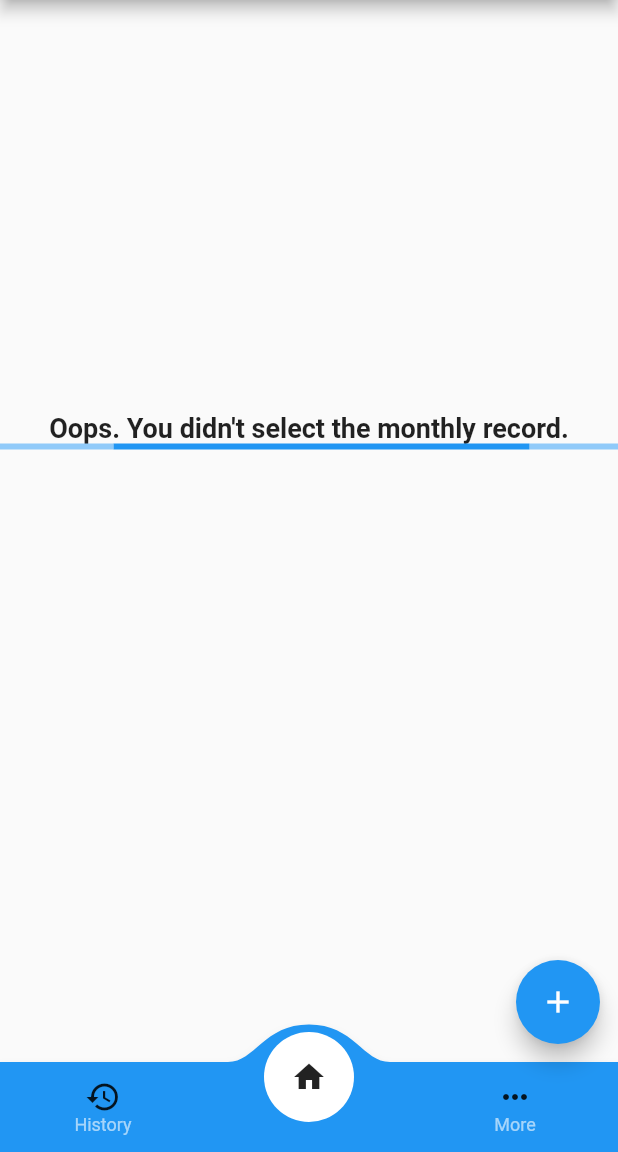
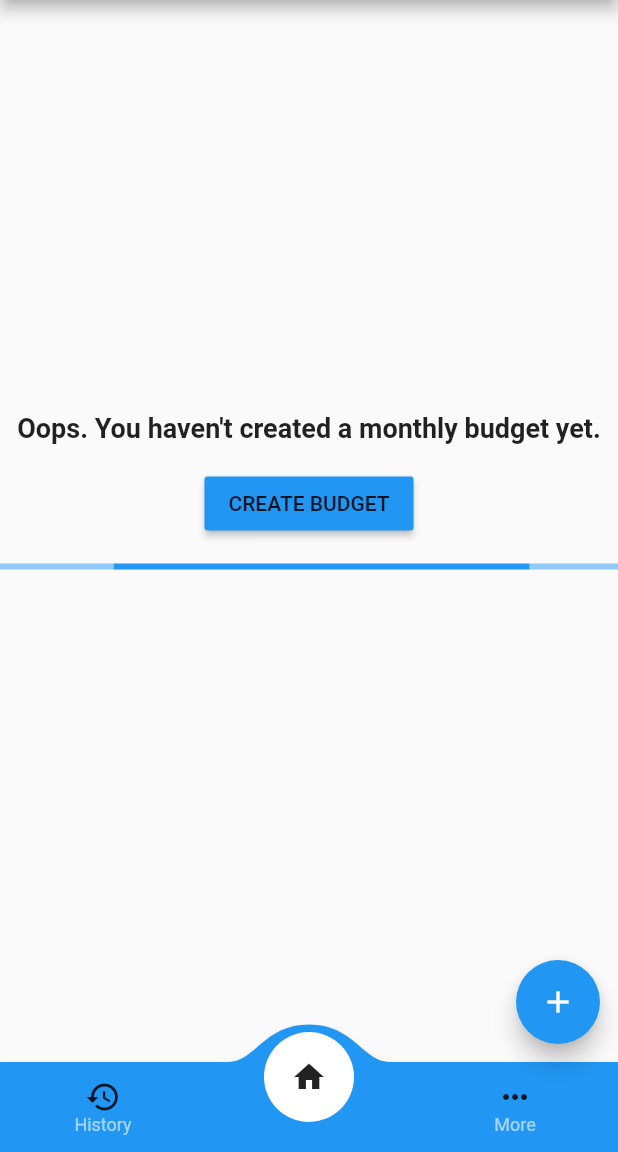
Before and after one commit to sathishnune/home-budget-planner, a Flutter app: the screen it shows after launch, on a phone screen of 412 x 824 dp, the part 84-1236 px from its top. Run offline on Flutter 3.47's test engine with Material 2 defaults, Android fonts, the light colour scheme and no system bars; drawn by our look-alikes of convex_bottom_bar; our stand-ins replace charts_flutter, flutter_redux, material_design_icons_flutter, month_picker_dialog, redux, redux_thunk and 1 more; accounts and stored records are empty.

Commit message:
Adding status to reccord
1. Added status to record
2. Clean code
3. Optimized records at month view-Technical improvement.

```diff
--- a/lib/home/model/home_budget_overview.dart
+++ b/lib/home/model/home_budget_overview.dart
@@ -1,14 +1,22 @@
+import 'package:home_budget_app/home/ui/budget_details.dart';
+
 class HomeBudgetOverview {
-  HomeBudgetOverview({this.id, this.month, this.year, this.displayName});
+  HomeBudgetOverview(
+      {this.id,
+      this.month,
+      this.year,
+      this.displayName,
+      this.listOfMonthRecords});
 
   String id;
   int month;
   int year;
   String displayName;
   bool markAsDelete = false;
+  List<BudgetDetails> listOfMonthRecords;
 
   Map<String, dynamic> toMap() {
-    return {
+    return <String, dynamic>{
       'id': id,
       'month': month,
       'year': year,
@@ -18,6 +26,6 @@ class HomeBudgetOverview {
 
   @override
   String toString() {
-    return 'HomeBudgetOverview{id: $id, month: $month, year: $year, displayName: $displayName, markAsDelete: $markAsDelete}';
+    return 'HomeBudgetOverview{id: $id, month: $month, year: $year, displayName: $displayName, markAsDelete: $markAsDelete, listOfMonthRecords: $listOfMonthRecords}';
   }
 }
--- a/lib/home/redux/budget_app_state.dart
+++ b/lib/home/redux/budget_app_state.dart
@@ -1,6 +1,5 @@
 import 'package:flutter/material.dart';
 import 'package:home_budget_app/home/model/home_budget_overview.dart';
-import 'package:home_budget_app/home/ui/budget_details.dart';
 import 'package:home_budget_app/home/ui/home_budget_metrics.dart';
 
 /// State has to be immutable for redux to detect the changes.
@@ -12,14 +11,12 @@ class BudgetAppState {
       this.budgetMetrics,
       this.isLoading,
       this.isCreateNewBudgetValid,
-      this.listOfMonthRecords,
       this.selectedMonthRecord});
 
   final List<HomeBudgetOverview> monthRecords;
   final HomeBudgetMetrics budgetMetrics;
   final bool isLoading;
   final bool isCreateNewBudgetValid;
-  final List<BudgetDetails> listOfMonthRecords;
   final HomeBudgetOverview selectedMonthRecord;
 
   BudgetAppState clone(
@@ -27,7 +24,6 @@ class BudgetAppState {
       final HomeBudgetMetrics budgetMetrics,
       final bool isLoading,
       final bool isCreateNewBudgetValid,
-      final List<BudgetDetails> listOfMonthRecords,
       final HomeBudgetOverview selectedMonthRecord}) {
     return BudgetAppState(
         monthRecords: monthRecords ?? this.monthRecords,
@@ -35,7 +31,6 @@ class BudgetAppState {
         isLoading: isLoading ?? this.isLoading,
         isCreateNewBudgetValid:
             isCreateNewBudgetValid ?? this.isCreateNewBudgetValid,
-        listOfMonthRecords: listOfMonthRecords ?? this.listOfMonthRecords,
         selectedMonthRecord: selectedMonthRecord == null
             ? this.selectedMonthRecord
             : selectedMonthRecord.markAsDelete
--- a/lib/home/ui/add_new_item.dart
+++ b/lib/home/ui/add_new_item.dart
@@ -93,7 +93,7 @@ class AddRecordFormState extends State<AddRecordForm> {
               child: Row(
                   mainAxisAlignment: MainAxisAlignment.start,
                   children: <Widget>[
-                    Radio(
+                    Radio<String>(
                       value: 'Credit',
                       groupValue: _transactionType,
                       onChanged: (String value) => {
@@ -106,7 +106,7 @@ class AddRecordFormState extends State<AddRecordForm> {
                       'Credit',
                       style: TextStyle(fontSize: 18.0),
                     ),
-                    Radio(
+                    Radio<String>(
                         value: 'Debit',
                         groupValue: _transactionType,
                         onChanged: (String value) => {
@@ -164,6 +164,7 @@ class AddRecordFormState extends State<AddRecordForm> {
         amount: int.parse(_amountTextController.text),
         title: _titleTextController.text.trim(),
         type: _transactionType,
+        isCompleted: false,
         id: uuid.v4());
 
     _state.dispatch(addNewRecordWithThunk(_details));
--- a/lib/home/ui/budget_details.dart
+++ b/lib/home/ui/budget_details.dart
@@ -1,14 +1,21 @@
 class BudgetDetails {
-  BudgetDetails({this.id, this.title, this.amount, this.status, this.type});
+  BudgetDetails(
+      {this.id,
+      this.title,
+      this.amount,
+      this.status,
+      this.type,
+      this.isCompleted});
 
   String id;
   String title;
   int amount;
   String status;
   String type;
+  bool isCompleted = false;
 
   @override
   String toString() {
-    return 'BudgetDetails{title: $title, amount: $amount, status: $status, type: $type}';
+    return 'BudgetDetails{id: $id, title: $title, amount: $amount, status: $status, type: $type, isCompleted: $isCompleted}';
   }
 }
--- a/lib/home/ui/my_home_budget_app.dart
+++ b/lib/home/ui/my_home_budget_app.dart
@@ -1,13 +1,16 @@
 import 'package:convex_bottom_bar/convex_bottom_bar.dart';
 import 'package:flutter/material.dart';
 import 'package:flutter_redux/flutter_redux.dart';
+import 'package:home_budget_app/home/redux/actions.dart';
 import 'package:home_budget_app/home/redux/budget_app_state.dart';
 import 'package:home_budget_app/home/redux/thunk_actions.dart';
 import 'package:home_budget_app/home/ui/add_new_item.dart';
 import 'package:home_budget_app/home/ui/budget_details.dart';
+import 'package:home_budget_app/home/ui/create_new_budget.dart';
 import 'package:home_budget_app/home/ui/edit_modal.dart';
 import 'package:home_budget_app/home/ui/home_budget_drawer.dart';
 import 'package:home_budget_app/home/ui/popup_menu.dart';
+import 'package:home_budget_app/home/ui/status_switch.dart';
 import 'package:home_budget_app/home/ui/summary_cards.dart';
 import 'package:home_budget_app/home/ui/utilities.dart';
 import 'package:redux/redux.dart';
@@ -43,7 +46,7 @@ class HomeWidget extends StatelessWidget {
             TabItem<dynamic>(icon: Icon(Icons.home), title: 'Home'),
             TabItem<dynamic>(icon: Icon(Icons.more_horiz), title: 'More')
           ],
-          onTap: (int i) => {print("click index= $i")},
+          onTap: (int i) => {print('click index= $i')},
         ),
         appBar: AppBar(
           title: const Text('My Home Budget Planner'),
@@ -74,9 +77,9 @@ class HomeWidget extends StatelessWidget {
                     context: context,
                     builder: (BuildContext context) {
                       return AlertDialog(
-                        title: const Text('No month budget selected!!'),
+                        title: const Text('No month budget created!!'),
                         content: const Text(
-                            'Please choose the monthly budget to add the record'),
+                            'Please create monthly budget to add the record'),
                         actions: [_okButton],
                       );
                     });
@@ -87,25 +90,6 @@ class HomeWidget extends StatelessWidget {
             child: MyHomeBudgetDrawer(),
           ),
         ));
-  }
-
-  Widget _createFloatingAddButton(BuildContext context) {
-    final Store<BudgetAppState> _state =
-        StoreProvider.of<BudgetAppState>(context);
-    if (_state.state.selectedMonthRecord != null) {
-      return FloatingActionButton(
-          child: const Icon(Icons.add),
-          onPressed: () => {
-                Navigator.push(
-                  context,
-                  MaterialPageRoute<void>(
-                    builder: (BuildContext context) => AddRecord(),
-                    fullscreenDialog: true,
-                  ),
-                ),
-              });
-    }
-    return null;
   }
 }
 
@@ -126,10 +110,20 @@ class MyHomeBudgetAppBody extends StatelessWidget {
       padding: EdgeInsets.only(top: MediaQuery.of(context).size.height / 3),
       child: Column(
         mainAxisAlignment: MainAxisAlignment.center,
-        children: [
+        children: <Widget>[
           Text(
-            "Oops. You didn't select the monthly record.",
+            "Oops. You haven't created a monthly budget yet.",
             style: TextStyle(fontWeight: FontWeight.bold, fontSize: 18),
+          ),
+          Padding(
+            padding: const EdgeInsets.all(16.0),
+            child: RaisedButton(
+              child: const Text('CREATE BUDGET'),
+              color: Colors.blue,
+              onPressed: () {
+                createNewBudget(context);
+              },
+            ),
           )
         ],
       ),
@@ -143,7 +137,7 @@ class MyHomeBudgetAppBody extends StatelessWidget {
       converter: (Store<BudgetAppState> storeDetails) => storeDetails.state,
       builder: (BuildContext context, BudgetAppState storeDetails) {
         return Column(
-          children: [
+          children: <Widget>[
             if (storeDetails.selectedMonthRecord == null)
               _noBudgetSelected(context),
             if (storeDetails.selectedMonthRecord != null)
@@ -157,16 +151,16 @@ class MyHomeBudgetAppBody extends StatelessWidget {
               Container(),
             if (storeDetails.selectedMonthRecord != null)
               Expanded(
-                child: (null == storeDetails.listOfMonthRecords ||
-                        storeDetails.listOfMonthRecords.isEmpty)
+                child: (null == storeDetails.selectedMonthRecord.listOfMonthRecords ||
+                        storeDetails.selectedMonthRecord.listOfMonthRecords.isEmpty)
                     ? _noDetailsMonthlyBudget()
                     : ListView.builder(
-                        itemCount: storeDetails.listOfMonthRecords.length,
+                        itemCount: storeDetails.selectedMonthRecord.listOfMonthRecords.length,
                         itemBuilder: (BuildContext context, int index) {
                           return Padding(
                             padding: const EdgeInsets.all(5.0),
                             child: _budgetCardItemBuilder(
-                                storeDetails.listOfMonthRecords[index],
+                                storeDetails.selectedMonthRecord.listOfMonthRecords[index],
                                 context),
                           );
                         },
@@ -178,8 +172,7 @@ class MyHomeBudgetAppBody extends StatelessWidget {
     );
   }
 
-  static final String _rupeeSymbol =
-      String.fromCharCodes(new Runes(' \u{20B9}'));
+  static final String _rupeeSymbol = String.fromCharCodes(Runes(' \u{20B9}'));
 
   Widget _budgetCardItemBuilder(
       BudgetDetails budgetDetails, BuildContext context) {
@@ -190,15 +183,15 @@ class MyHomeBudgetAppBody extends StatelessWidget {
         child: ClipPath(
           child: Container(
             child: Column(
-              children: [
+              children: <Widget>[
                 ListTile(
                   isThreeLine: false,
                   title: Text(budgetDetails.title),
                   trailing: IconButton(
                     icon: const Icon(Icons.edit_sharp),
-                    onPressed: () => {
+                    onPressed: () => <void>{
                       if (budgetDetails != null)
-                        {
+                        <void>{
                           Navigator.push(
                               context,
                               MaterialPageRoute<void>(
@@ -214,12 +207,14 @@ class MyHomeBudgetAppBody extends StatelessWidget {
                   padding: const EdgeInsets.only(top: 0.0),
                   child: Row(
                     mainAxisAlignment: MainAxisAlignment.spaceBetween,
-                    children: [
+                    children: <Widget>[
                       Padding(
                         padding: const EdgeInsets.only(left: 15, bottom: 5),
                         child: Text(
                             'Amount: $_rupeeSymbol${budgetDetails.amount}'),
                       ),
+                      const Spacer(),
+                      StatusSwitch(budgetDetails: budgetDetails),
                       Padding(
                         padding: const EdgeInsets.only(right: 15),
                         child: IconButton(
@@ -227,7 +222,7 @@ class MyHomeBudgetAppBody extends StatelessWidget {
                               Icons.delete,
                               color: Colors.black45,
                             ),
-                            onPressed: () => {
+                            onPressed: () => <void>{
                                   _deleteBudgetListItem(context, budgetDetails)
                                 }),
                       ),
@@ -274,7 +269,7 @@ class MyHomeBudgetAppBody extends StatelessWidget {
             title: const Text('Confirm Delete?'),
             content:
                 Text("Would you like to delete the '${details.title}' record?"),
-            actions: [
+            actions: <Widget>[
               cancelButton,
               continueButton,
             ],
--- a/lib/home/ui/utilities.dart
+++ b/lib/home/ui/utilities.dart
@@ -1,6 +1,11 @@
 import 'package:flutter/material.dart';
+import 'package:flutter_redux/flutter_redux.dart';
+import 'package:home_budget_app/home/redux/actions.dart';
+import 'package:home_budget_app/home/redux/budget_app_state.dart';
 import 'package:home_budget_app/home/ui/budget_details.dart';
+import 'package:home_budget_app/home/ui/create_new_budget.dart';
 import 'package:home_budget_app/home/ui/home_budget_metrics.dart';
+import 'package:redux/redux.dart';
 
 class HorizontalLine extends StatelessWidget {
   @override
--- a/lib/main.dart
+++ b/lib/main.dart
@@ -1,4 +1,5 @@
 import 'package:flutter/material.dart';
+import 'package:home_budget_app/home/model/home_budget_overview.dart';
 import 'package:home_budget_app/home/redux/actions.dart';
 import 'package:home_budget_app/home/redux/budget_app_state.dart';
 import 'package:home_budget_app/home/redux/budget_home_app_reducer.dart';
@@ -10,7 +11,7 @@ import 'package:redux_thunk/redux_thunk.dart';
 
 void main() {
   final BudgetAppState _initialState = BudgetAppState(
-      monthRecords: [],
+      monthRecords: <HomeBudgetOverview>[],
       budgetMetrics: updateTotalAmountsRef([]),
       isLoading: false,
       isCreateNewBudgetValid: true);
--- a/pubspec.yaml
+++ b/pubspec.yaml
@@ -4,7 +4,7 @@ description: My Home Budget Application
 # The following line prevents the package from being accidentally published to
 # pub.dev using `pub publish`. This is preferred for private packages.
 publish_to: 'none' # Remove this line if you wish to publish to pub.dev
-version: 1.0.2+1
+version: 1.0.3+1
 
 environment:
   sdk: ">=2.7.0 <3.0.0"
```
Also changed, not shown: lib/home/database/database_util.dart (+25 -11 lines), lib/home/model/home_budget_monthly_details.dart (+11 -4 lines), lib/home/redux/actions.dart (+11 -0 lines), lib/home/redux/budget_home_app_reducer.dart (+79 -35 lines), lib/home/redux/thunk_actions.dart (+9 -1 lines), lib/home/ui/create_new_budget.dart (+13 -1 lines), lib/home/ui/popup_menu.dart (+5 -13 lines), lib/home/ui/status_switch.dart (added, +40 -0 lines), lib/home/ui/summary_cards.dart (+8 -6 lines).
